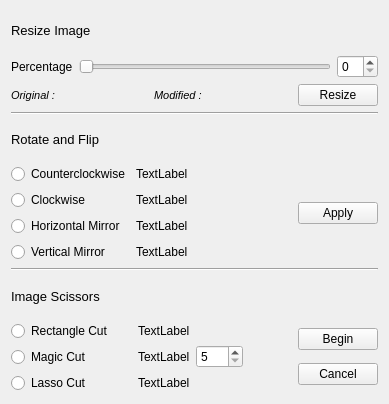
Above: Palette/BasicControls.ui from JosefNatanael/ThePhotoEditor before the change. Below: the same form after it.
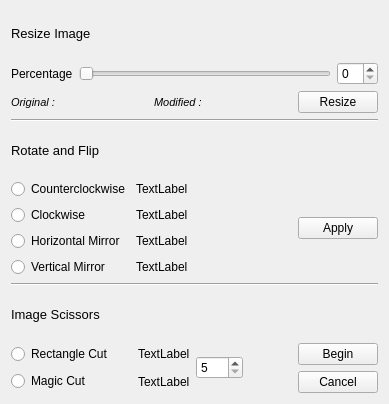
That is the form after the change.

Commit message: Removed lasso

```diff
--- a/Palette/BasicControls.ui
+++ b/Palette/BasicControls.ui
@@ -251,13 +251,6 @@
          </property>
         </widget>
        </item>
-       <item>
-        <widget class="QRadioButton" name="lassoCutRadioButton">
-         <property name="text">
-          <string>Lasso Cut</string>
-         </property>
-        </widget>
-       </item>
       </layout>
      </item>
      <item>
@@ -276,13 +269,6 @@
          </property>
         </widget>
        </item>
-       <item>
-        <widget class="QLabel" name="lassoLabel">
-         <property name="text">
-          <string>TextLabel</string>
-         </property>
-        </widget>
-       </item>
       </layout>
      </item>
      <item>
```
The commit also changes 5 other files.
